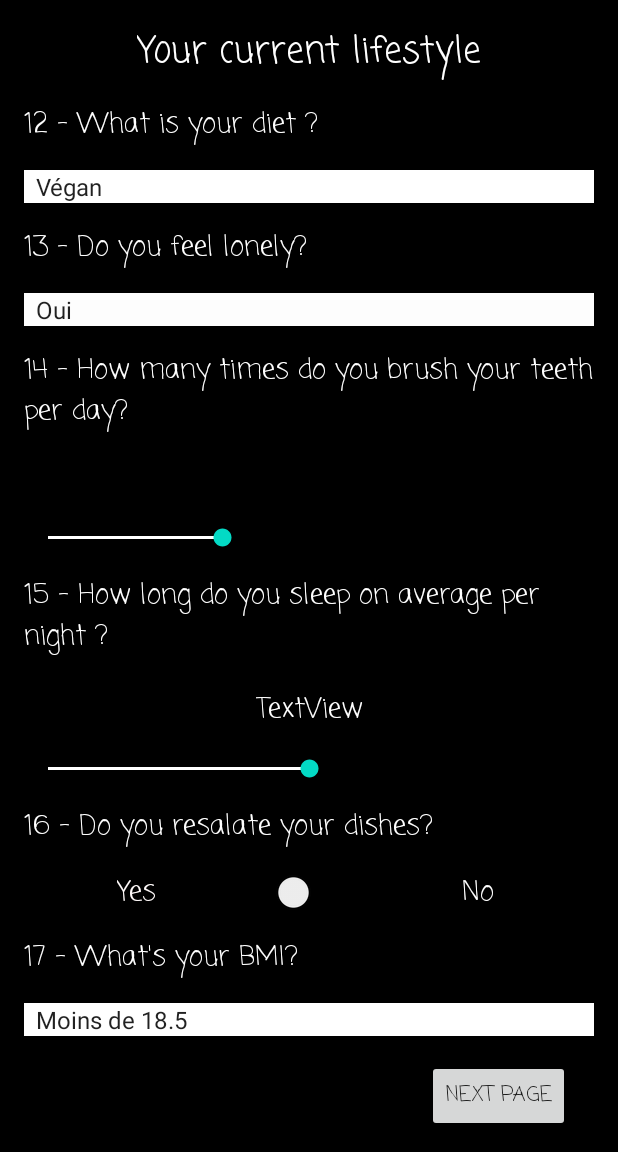
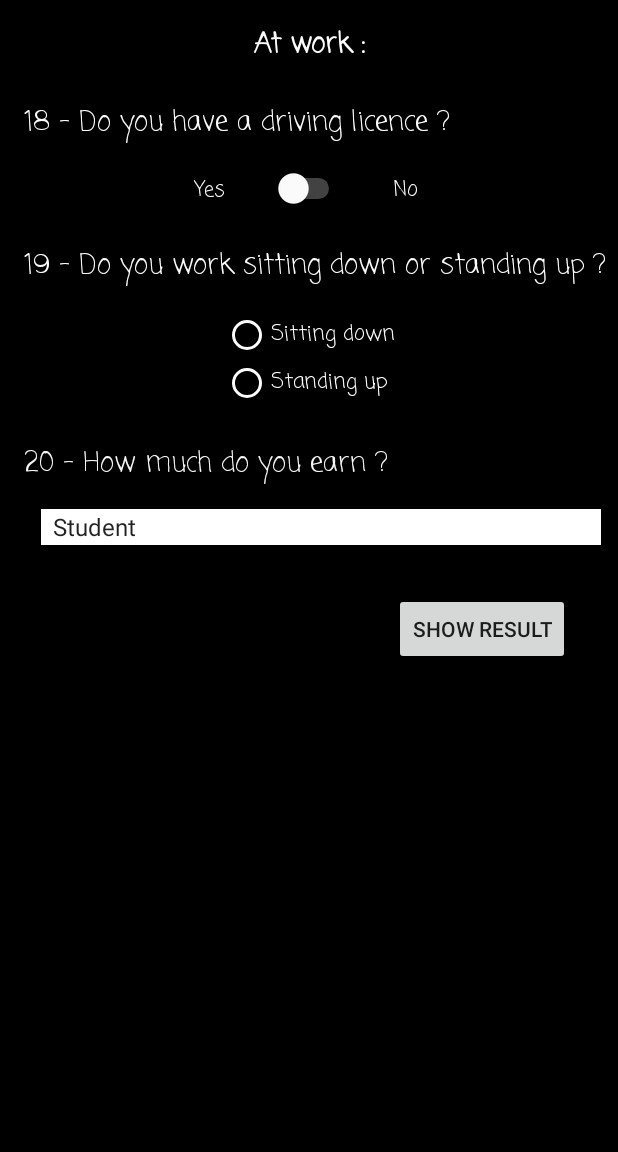
Before and after one commit to simonpayraudeau/FilRouge, an Android app: the Lifestyle screen opened directly, with no data from a screen before it, after a tap on "NEXT PAGE", on a phone screen of 412 x 824 dp, the part 84-1236 px from its top. Run offline under Robolectric (Android 15) with nearby library versions, the phone set to English and light mode, and no system bars.

Commit message:
Ajout At work

```diff
--- a/app/src/main/AndroidManifest.xml
+++ b/app/src/main/AndroidManifest.xml
@@ -10,6 +10,7 @@
         android:supportsRtl="true"
         android:theme="@style/AppTheme">
         <activity android:name=".Result"></activity>
+        <activity android:name=".AtWork"></activity>
         <activity android:name=".AboutYou" />
         <activity android:name=".Lifestyle" />
         <activity android:name=".Hobbies" />
--- a/app/src/main/java/up/gphy/filrouge/AboutYou.java
+++ b/app/src/main/java/up/gphy/filrouge/AboutYou.java
@@ -63,7 +63,7 @@ public class AboutYou extends AppCompatActivity {
 
     }
 
-    public void GoPage2(View view) {
+    public void goPage2(View view) {
         Log.d(TAG,"Go page 2");
         Intent intent = new Intent(this, Hobbies.class);
         startActivity(intent);
--- /dev/null
+++ b/app/src/main/java/up/gphy/filrouge/AtWork.java
@@ -0,0 +1,54 @@
+package up.gphy.filrouge;
+
+import androidx.appcompat.app.AppCompatActivity;
+
+import android.content.Intent;
+import android.os.Bundle;
+import android.util.Log;
+import android.view.View;
+import android.widget.Button;
+import android.widget.RadioButton;
+import android.widget.Spinner;
+import android.widget.Switch;
+import android.widget.TextView;
+
+public class AtWork extends AppCompatActivity {
+
+    private TextView txtcat4;
+    private TextView txtquest18;
+    private TextView txtr18yes;
+    private Switch swr18;
+    private TextView txtr18no;
+    private TextView txtquest19;
+    private RadioButton rbr19a;
+    private RadioButton rbr19b;
+    private TextView txtquest20;
+    private Spinner spinr20;
+    private Button btnSR;
+
+    public static String TAG = "GMD At work";// Identifiant pour les messages de log
+
+    @Override
+    protected void onCreate(Bundle savedInstanceState) {
+        super.onCreate(savedInstanceState);
+        setContentView(R.layout.activity_at_work);
+
+        txtcat4 = findViewById(R.id.cat4);
+        txtquest18 = findViewById(R.id.txtquest18);
+        txtr18yes = findViewById(R.id.txtrep18);
+        swr18 = findViewById(R.id.swrep18);
+        txtr18no = findViewById(R.id.txtrep18no);
+        txtquest19 = findViewById(R.id.txtquest19);
+        rbr19a = findViewById(R.id.rbrep19a);
+        rbr19b = findViewById(R.id.rbrep19b);
+        txtquest20 = findViewById(R.id.txtquest20);
+        spinr20 = findViewById(R.id.spinner20);
+        btnSR = findViewById(R.id.btnEnd);
+    }
+
+    public void goResult(View view) {
+        Log.d(TAG,"Go page end");
+        Intent intent = new Intent(this, Result.class);
+        startActivity(intent);
+    }
+}
--- a/app/src/main/java/up/gphy/filrouge/Lifestyle.java
+++ b/app/src/main/java/up/gphy/filrouge/Lifestyle.java
@@ -1,5 +1,6 @@
 package up.gphy.filrouge;
 
+import android.content.Intent;
 import android.os.Bundle;
 import android.util.Log;
 import android.view.View;
@@ -68,8 +69,8 @@ public class Lifestyle extends AppCompatActivity {
 
     public void GoPage3(View view) {
         Log.d(TAG,"Go page 4");
-//        Intent intent = new Intent(this, AtWork.class);
-//        startActivity(intent);
+        Intent intent = new Intent(this, AtWork.class);
+        startActivity(intent);
     }
 
 }
--- a/app/src/main/res/layout/activity_about_you.xml
+++ b/app/src/main/res/layout/activity_about_you.xml
@@ -98,7 +98,7 @@
                 android:layout_marginStart="16dp"
                 android:layout_marginTop="24dp"
                 android:fontFamily="casual"
-                android:text="@string/_4_are_you_stressed_out"
+                android:text="@string/_4_are_you_stressed_by_nature"
                 android:textColor="#FFFFFF"
                 android:textSize="18sp"
                 app:layout_constraintEnd_toEndOf="parent"
@@ -245,7 +245,7 @@
                 android:layout_marginEnd="32dp"
                 android:layout_marginBottom="16dp"
                 android:fontFamily="casual"
-                android:onClick="GoPage2"
+                android:onClick="goPage2"
                 android:text="@string/next_questions"
                 app:layout_constraintBottom_toBottomOf="parent"
                 app:layout_constraintEnd_toEndOf="parent"
--- /dev/null
+++ b/app/src/main/res/layout/activity_at_work.xml
@@ -0,0 +1,176 @@
+<?xml version="1.0" encoding="utf-8"?>
+<androidx.constraintlayout.widget.ConstraintLayout xmlns:android="http://schemas.android.com/apk/res/android"
+    xmlns:app="http://schemas.android.com/apk/res-auto"
+    xmlns:tools="http://schemas.android.com/tools"
+    android:layout_width="match_parent"
+    android:layout_height="match_parent"
+    android:background="#000000"
+    android:backgroundTint="#000000"
+    tools:context=".AtWork">
+
+    <ScrollView
+        android:layout_width="match_parent"
+        android:layout_height="match_parent"
+        android:layout_marginTop="16dp"
+        app:layout_constraintTop_toTopOf="parent"
+        tools:layout_editor_absoluteX="16dp">
+
+        <androidx.constraintlayout.widget.ConstraintLayout
+            android:id="@+id/linearLayout2"
+            android:layout_width="match_parent"
+            android:layout_height="wrap_content"
+            android:orientation="vertical">
+
+            <TextView
+                android:id="@+id/cat4"
+                android:layout_width="wrap_content"
+                android:layout_height="wrap_content"
+                android:fontFamily="casual"
+                android:text="@string/at_work"
+                android:textColor="#FFFFFF"
+                android:textSize="18sp"
+                android:textStyle="bold"
+                app:layout_constraintEnd_toEndOf="parent"
+                app:layout_constraintStart_toStartOf="parent"
+                app:layout_constraintTop_toTopOf="parent" />
+
+            <TextView
+                android:id="@+id/txtquest18"
+                android:layout_width="wrap_content"
+                android:layout_height="wrap_content"
+                android:layout_marginStart="16dp"
+                android:layout_marginTop="24dp"
+                android:fontFamily="casual"
+                android:text="@string/_18_do_you_have_a_driving_licence"
+                android:textColor="#FFFFFF"
+                android:textSize="18sp"
+                app:layout_constraintEnd_toEndOf="parent"
+                app:layout_constraintHorizontal_bias="0.0"
+                app:layout_constraintStart_toStartOf="parent"
+                app:layout_constraintTop_toBottomOf="@+id/cat4" />
+
+            <TextView
+                android:id="@+id/txtrep18no"
+                android:layout_width="wrap_content"
+                android:layout_height="wrap_content"
+                android:layout_marginStart="32dp"
+                android:layout_marginTop="20dp"
+                android:fontFamily="casual"
+                android:text="@string/no"
+                android:textColor="#FFFFFF"
+                app:layout_constraintEnd_toEndOf="parent"
+                app:layout_constraintHorizontal_bias="0.0"
+                app:layout_constraintStart_toEndOf="@+id/swrep18"
+                app:layout_constraintTop_toBottomOf="@+id/txtquest18" />
+
+            <TextView
+                android:id="@+id/txtrep18"
+                android:layout_width="wrap_content"
+                android:layout_height="wrap_content"
+                android:layout_marginTop="20dp"
+                android:layout_marginEnd="32dp"
+                android:fontFamily="casual"
+                android:text="@string/yes"
+                android:textColor="#FDFDFD"
+                app:layout_constraintEnd_toStartOf="@+id/swrep18"
+                app:layout_constraintHorizontal_bias="1.0"
+                app:layout_constraintStart_toStartOf="parent"
+                app:layout_constraintTop_toBottomOf="@+id/txtquest18" />
+
+            <Switch
+                android:id="@+id/swrep18"
+                android:layout_width="wrap_content"
+                android:layout_height="wrap_content"
+                android:layout_marginTop="16dp"
+                android:thumbTint="#FFFFFF"
+                android:trackTint="#FFFFFF"
+                app:layout_constraintEnd_toEndOf="parent"
+                app:layout_constraintStart_toStartOf="parent"
+                app:layout_constraintTop_toBottomOf="@+id/txtquest18" />
+
+            <TextView
+                android:id="@+id/txtquest19"
+                android:layout_width="wrap_content"
+                android:layout_height="wrap_content"
+                android:layout_marginStart="16dp"
+                android:layout_marginTop="24dp"
+                android:fontFamily="casual"
+                android:text="@string/_19_do_you_work_sitting_down_or_standing_up"
+                android:textColor="#FFFFFF"
+                android:textSize="18sp"
+                app:layout_constraintEnd_toEndOf="parent"
+                app:layout_constraintHorizontal_bias="0.0"
+                app:layout_constraintStart_toStartOf="parent"
+                app:layout_constraintTop_toBottomOf="@+id/swrep18" />
+
+            <RadioGroup
+                android:id="@+id/rgrpquest19"
+                android:layout_width="wrap_content"
+                android:layout_height="wrap_content"
+                android:layout_marginTop="16dp"
+                app:layout_constraintEnd_toEndOf="parent"
+                app:layout_constraintStart_toStartOf="parent"
+                app:layout_constraintTop_toBottomOf="@+id/txtquest19">
+
+                <RadioButton
+                    android:id="@+id/rbrep19a"
+                    android:layout_width="match_parent"
+                    android:layout_height="wrap_content"
+                    android:buttonTint="#FFFFFF"
+                    android:fontFamily="casual"
+                    android:text="@string/sitting_down"
+                    android:textColor="#FFFFFF" />
+
+                <RadioButton
+                    android:id="@+id/rbrep19b"
+                    android:layout_width="match_parent"
+                    android:layout_height="wrap_content"
+                    android:buttonTint="#FFFFFF"
+                    android:fontFamily="casual"
+                    android:text="@string/standing_up"
+                    android:textColor="#FFFFFF" />
+            </RadioGroup>
+
+            <TextView
+                android:id="@+id/txtquest20"
+                android:layout_width="wrap_content"
+                android:layout_height="wrap_content"
+                android:layout_marginStart="16dp"
+                android:layout_marginTop="24dp"
+                android:fontFamily="casual"
+                android:text="@string/_20_how_much_do_you_earn"
+                android:textColor="#F8F6F6"
+                android:textSize="18sp"
+                app:layout_constraintEnd_toEndOf="parent"
+                app:layout_constraintHorizontal_bias="0.0"
+                app:layout_constraintStart_toStartOf="parent"
+                app:layout_constraintTop_toBottomOf="@+id/rgrpquest19" />
+
+            <Spinner
+                android:id="@+id/spinner20"
+                android:layout_width="373dp"
+                android:layout_height="24dp"
+                android:layout_marginStart="16dp"
+                android:layout_marginTop="16dp"
+                android:background="#FFFFFF"
+                android:entries="@array/array_rep20"
+                app:layout_constraintEnd_toEndOf="parent"
+                app:layout_constraintStart_toStartOf="parent"
+                app:layout_constraintTop_toBottomOf="@+id/txtquest20" />
+
+            <Button
+                android:id="@+id/btnEnd"
+                android:layout_width="wrap_content"
+                android:layout_height="wrap_content"
+                android:layout_marginTop="32dp"
+                android:layout_marginEnd="32dp"
+                android:onClick="goResult"
+                android:text="@string/show_result"
+                app:layout_constraintEnd_toEndOf="parent"
+                app:layout_constraintHorizontal_bias="1.0"
+                app:layout_constraintStart_toStartOf="parent"
+                app:layout_constraintTop_toBottomOf="@+id/spinner20" />
+
+        </androidx.constraintlayout.widget.ConstraintLayout>
+    </ScrollView>
+</androidx.constraintlayout.widget.ConstraintLayout>
--- /dev/null
+++ b/app/src/main/res/values/rep20.xml
@@ -0,0 +1,14 @@
+<?xml version="1.0" encoding="utf-8"?>
+
+<resources>
+
+    <string-array name="array_rep20">
+        <item>Student</item>
+        <item>Minimum wage earner</item>
+        <item>Unemployed</item>
+        <item>Minimum wage \003C x \003C 2000</item>
+        <item> 2k \003C x \003C 3K</item>
+        <item>3k \003C x \003C 5K</item>
+        <item> \003E 5K</item>
+    </string-array>
+</resources>
--- a/app/src/main/res/values/strings.xml
+++ b/app/src/main/res/values/strings.xml
@@ -23,7 +23,7 @@
     <string name="_5_where_do_you">5 - Where do you ?</string>
     <string name="let_s_get_to_know">Let\'s get to know :</string>
     <string name="_3_are_you_left_or_right_handed">3 - Are you left or right handed ?</string>
-    <string name="_4_are_you_stressed_out">4 - Are you stressed out ?</string>
+    <string name="_4_are_you_stressed_by_nature">4 - Are you stressed by nature ?</string>
     <string name="_1_which_gender_are_you">1 - Which gender are you ?</string>
     <string name="_2_what_is_your_nationality">2 - What is your nationality ?</string>
     <string name="left_handed">Left-handed</string>
@@ -44,4 +44,11 @@
     <string name="rank_your_experience">Rank your experience</string>
     <string name="phrase" translatable="false"><![CDATA[<phrase>]]></string>
     <string name="you_will_die_at">You will die at :</string>
+    <string name="at_work">At work :</string>
+    <string name="_18_do_you_have_a_driving_licence">18 - Do you have a driving licence ?</string>
+    <string name="_19_do_you_work_sitting_down_or_standing_up">19 - Do you work sitting down or standing up ?</string>
+    <string name="sitting_down">Sitting down</string>
+    <string name="standing_up">Standing up</string>
+    <string name="_20_how_much_do_you_earn">20 - How much do you earn ?</string>
+    <string name="show_result">Show result</string>
 </resources>
```
Also changed, not shown: 1 other file.
